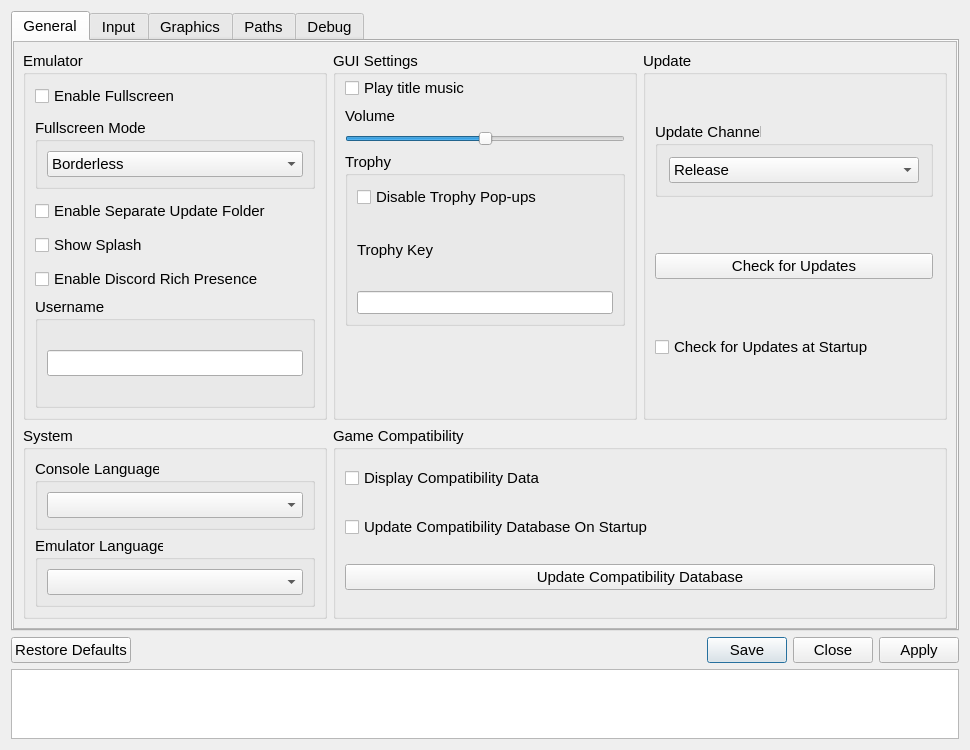
Before: the Qt Designer form src/qt_gui/settings_dialog.ui in shadps4-emu/shadPS4, drawn with Qt 5.
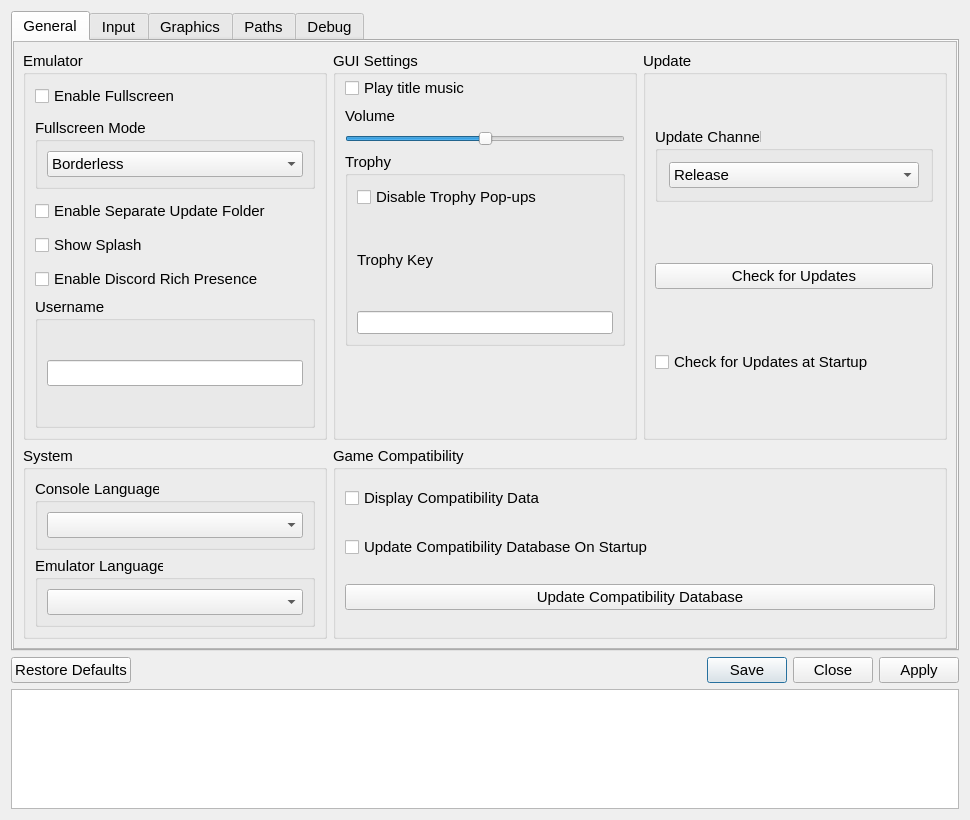
After: the same form once the commit is applied. Icons and pictures are not drawn.

Commit message:
Make size of text box in 'Settings' window fixed
This fixes the window resizing with long descriptions for options, which causes problems with Gamescope and as a result Steam Deck, as well as when maximizing the Settings window on normal desktops

The edit to the form file:
```diff
--- a/src/qt_gui/settings_dialog.ui
+++ b/src/qt_gui/settings_dialog.ui
@@ -12,7 +12,7 @@
     <x>0</x>
     <y>0</y>
     <width>970</width>
-    <height>750</height>
+    <height>820</height>
    </rect>
   </property>
   <property name="sizePolicy">
@@ -67,8 +67,8 @@
         <rect>
          <x>0</x>
          <y>0</y>
-         <width>932</width>
-         <height>593</height>
+         <width>946</width>
+         <height>605</height>
         </rect>
        </property>
        <layout class="QVBoxLayout" name="generalTabVLayout" stretch="0">
@@ -1404,10 +1404,16 @@
    </item>
    <item>
     <widget class="QTextEdit" name="descriptionText">
+     <property name="sizePolicy">
+      <sizepolicy hsizetype="Expanding" vsizetype="Fixed">
+       <horstretch>0</horstretch>
+       <verstretch>0</verstretch>
+      </sizepolicy>
+     </property>
      <property name="maximumSize">
       <size>
        <width>16777215</width>
-       <height>70</height>
+       <height>120</height>
       </size>
      </property>
      <property name="readOnly">
```
Left out of the diff: 8 changed lines with no effect on the pictures. The commit also changes 1 other file.
